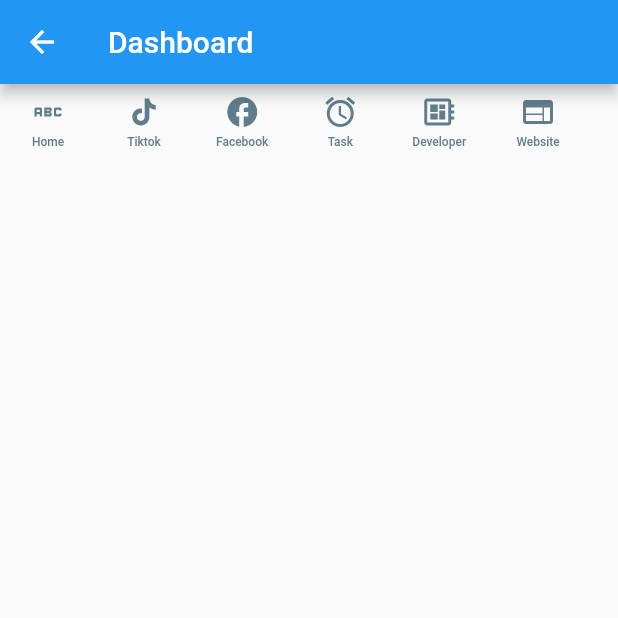
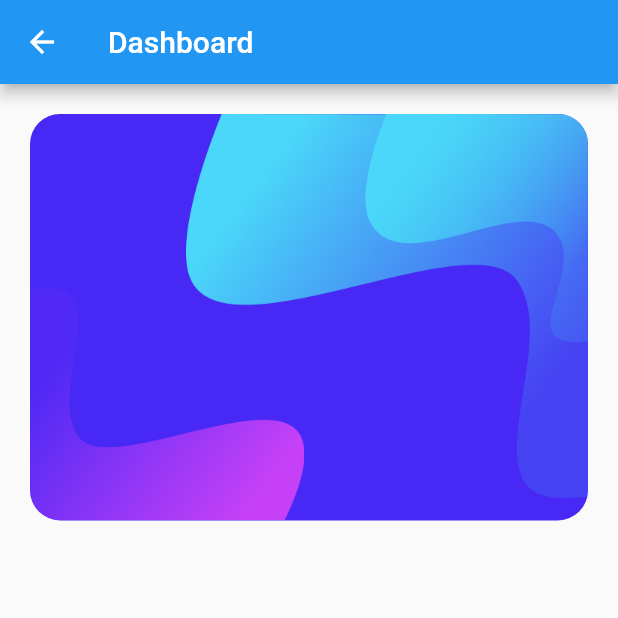
Before and after one commit to yonayohana06/sephora, a Flutter app: the SecondScreen screen opened directly, on a phone screen of 412 x 824 dp, the top half of it. Run offline on Flutter 3.47's test engine with Material 2 defaults, Android fonts, the phone set to English and light mode, and no system bars; our stand-ins replace animated_bottom_navigation_bar, dotted_border, expandable.

Commit message:
update jumbotron branch home

```diff
--- a/lib/home/screens/second_screen.dart
+++ b/lib/home/screens/second_screen.dart
@@ -15,101 +15,49 @@ class _SecondScreenState extends State<SecondScreen> {
         title: const Text("Dashboard"),
         actions: const [],
       ),
-      body: SingleChildScrollView(
-        child: Column(
-          crossAxisAlignment: CrossAxisAlignment.start,
+      body: Container(
+        margin: const EdgeInsets.all(20),
+        child: AspectRatio(
+          aspectRatio: 6.7 / 5.6,
+          child: Stack(
             children: [
-            Builder(
-              builder: (context) {
-                List horizontalMenuList = [
-                  {
-                    "icon": Icons.abc,
-                    "label": "Home",
-                    "onTap": () {},
-                  },
-                  {
-                    "icon": Icons.tiktok,
-                    "label": "Tiktok",
-                    "onTap": () {},
-                  },
-                  {
-                    "icon": Icons.facebook,
-                    "label": "Facebook",
-                    "onTap": () {},
-                  },
-                  {
-                    "icon": Icons.access_alarm,
-                    "label": "Task",
-                    "onTap": () {},
-                  },
-                  {
-                    "icon": Icons.developer_board,
-                    "label": "Developer",
-                    "onTap": () {},
-                  },
-                  {
-                    "icon": Icons.web,
-                    "label": "Website",
-                    "onTap": () {},
-                  },
-                  {
-                    "icon": Icons.mobile_screen_share_rounded,
-                    "label": "Share",
-                    "onTap": () {},
-                  },
-                  {
-                    "icon": Icons.event,
-                    "label": "Event",
-                    "onTap": () {},
-                  },
-                ];
-
-                return SizedBox(
-                  height: 50.0,
-                  child: ListView.builder(
-                    itemCount: horizontalMenuList.length,
-                    scrollDirection: Axis.horizontal,
-                    itemBuilder: (context, index) {
-                      var item = horizontalMenuList[index];
-                      return ElevatedButton(
-                        style: ElevatedButton.styleFrom(
-                          foregroundColor: Colors.blueGrey,
-                          animationDuration: const Duration(milliseconds: 1000),
-                          backgroundColor: Colors.transparent,
-                          splashFactory: InkSplash.splashFactory,
-                          shadowColor: Colors.transparent,
-                          elevation: 0.0,
+              Container(
+                margin: const EdgeInsets.only(bottom: 40),
+                decoration: BoxDecoration(
+                  borderRadius: BorderRadius.circular(20),
+                  color: const Color(0xFF4728F4),
                 ),
-                        onPressed: () {},
-                        child: Column(
-                          crossAxisAlignment: CrossAxisAlignment.center,
-                          mainAxisAlignment: MainAxisAlignment.center,
+                child: Stack(
                   children: [
-                            Icon(
-                              item["icon"],
-                              color: Colors.blueGrey,
+                    Container(
+                      decoration: BoxDecoration(
+                        borderRadius: BorderRadius.circular(20),
+                        image: const DecorationImage(
+                          alignment: Alignment.topRight,
+                          image: AssetImage(
+                            'assets/home/jumbotron_1.png',
                           ),
-                            const SizedBox(
-                              height: 4.0,
+                          scale: 2,
                         ),
-                            Text(
-                              item["label"],
-                              textAlign: TextAlign.center,
-                              overflow: TextOverflow.ellipsis,
-                              style: const TextStyle(
-                                color: Colors.blueGrey,
-                                fontSize: 8.0,
+                      ),
+                    ),
+                    Container(
+                      decoration: BoxDecoration(
+                        borderRadius: BorderRadius.circular(20),
+                        image: const DecorationImage(
+                          alignment: Alignment.bottomLeft,
+                          image: AssetImage(
+                            'assets/home/jumbotron_2.png',
+                          ),
+                          scale: 3.3,
+                        ),
                       ),
                     ),
                   ],
                 ),
-                      );
-                    },
-                  ),
-                );
-              },
               ),
             ],
+          ),
         ),
       ),
     );
--- a/lib/main.dart
+++ b/lib/main.dart
@@ -19,7 +19,7 @@ class MyApp extends StatelessWidget {
         //color primary
         primarySwatch: Colors.blue,
       ),
-      home: const OnBoardingScreen(),
+      home: const HomeScreen(),
     );
   }
 }
```
Also changed, not shown: lib/home/screens/home_screen.dart (+6 -4 lines), lib/home/widgets/inactive_account.dart (+12 -2 lines), lib/home/widgets/user_jumbotron.dart (+40 -1 lines), assets/home/jumbotron_1.png (added), assets/home/jumbotron_2.png (added). Lines whose indentation alone changed are shown as unchanged.
